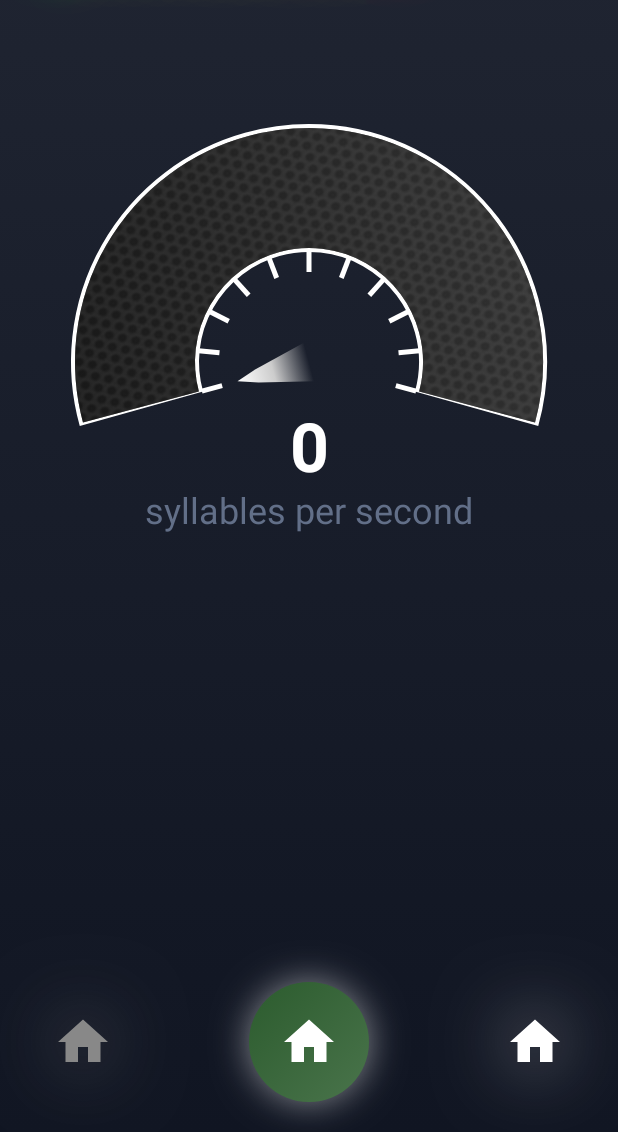
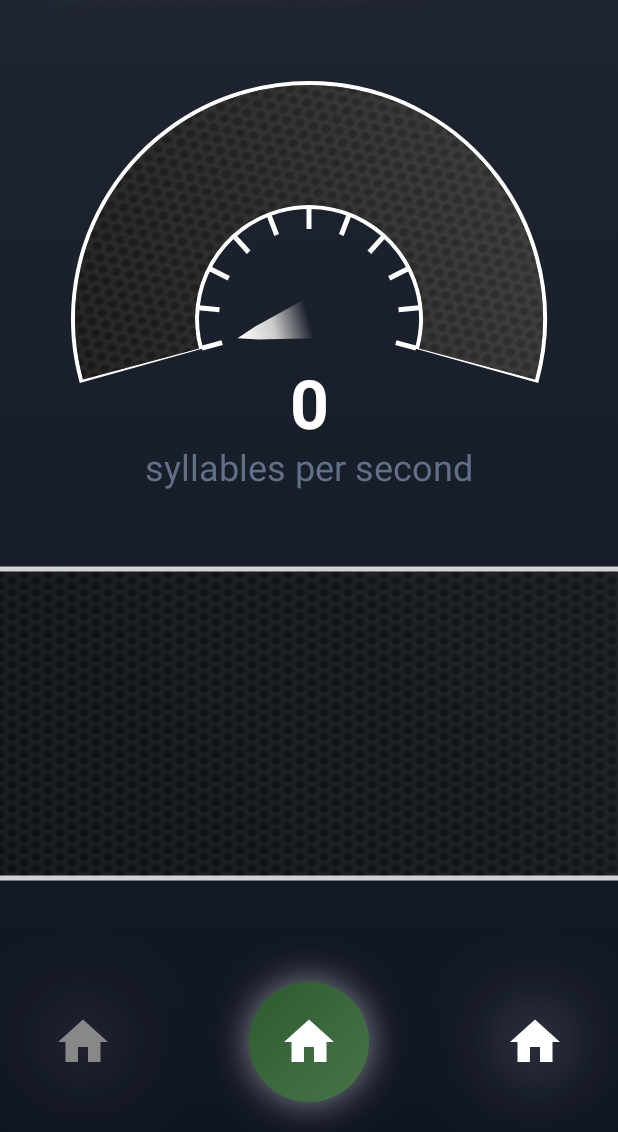
Before and after one commit to v-perfilev/TempoTalk, an Android app built with Jetpack Compose: the screen it shows after launch (MainActivity), on a phone screen of 412 x 824 dp, the part 104-1236 px from its top. Run offline under Robolectric (Android 15) with nearby library versions, the phone set to English and light mode, and no system bars; our stand-ins replace Dagger/Hilt's generated code, livedata-compose.

Commit message:
feat: introduce background visuals for indicators

```diff
--- a/app/build.gradle.kts
+++ b/app/build.gradle.kts
@@ -53,9 +53,11 @@ android {
 
 dependencies {
     implementation(libs.hilt.android)
+    implementation(libs.hilt.navigation.compose)
     kapt(libs.hilt.compiler)
 
     implementation(libs.pytorch.android)
+    implementation(libs.runtime.livedata)
 
     implementation(libs.androidx.core.ktx)
     implementation(libs.androidx.appcompat)
--- a/app/src/main/java/com/persoff68/speechratemonitor/Config.kt
+++ b/app/src/main/java/com/persoff68/speechratemonitor/Config.kt
@@ -17,7 +17,7 @@ object Config {
     const val NOISE_THRESHOLD = 0.05f
 
     const val MIN_GAUGE_VALUE = 0
-    const val MAX_GAUGE_VALUE = 5
+    const val MAX_GAUGE_VALUE = 8
 
     const val BUFFER_VIEW_LENGTH = 100
     const val SPECTROGRAM_VIEW_LENGTH = 60
--- a/app/src/main/java/com/persoff68/speechratemonitor/ui/main/MainScreen.kt
+++ b/app/src/main/java/com/persoff68/speechratemonitor/ui/main/MainScreen.kt
@@ -5,6 +5,7 @@ import androidx.compose.foundation.layout.Arrangement
 import androidx.compose.foundation.layout.Box
 import androidx.compose.foundation.layout.Column
 import androidx.compose.foundation.layout.Row
+import androidx.compose.foundation.layout.aspectRatio
 import androidx.compose.foundation.layout.fillMaxSize
 import androidx.compose.foundation.layout.fillMaxWidth
 import androidx.compose.material.icons.Icons
@@ -13,16 +14,19 @@ import androidx.compose.material.icons.filled.Home
 import androidx.compose.runtime.Composable
 import androidx.compose.runtime.collectAsState
 import androidx.compose.runtime.getValue
+import androidx.compose.runtime.livedata.observeAsState
 import androidx.compose.ui.Alignment
 import androidx.compose.ui.Modifier
 import androidx.compose.ui.graphics.Color
 import androidx.compose.ui.unit.dp
+import androidx.hilt.navigation.compose.hiltViewModel
 import com.persoff68.speechratemonitor.Config
 import com.persoff68.speechratemonitor.audio.AudioModule
 import com.persoff68.speechratemonitor.audio.manager.PermissionManager
 import com.persoff68.speechratemonitor.audio.state.AudioState
 import com.persoff68.speechratemonitor.ui.shared.gauge.Gauge
 import com.persoff68.speechratemonitor.ui.shared.iconbutton.IconButton
+import com.persoff68.speechratemonitor.ui.shared.indicatorbackground.IndicatorBackground
 import com.persoff68.speechratemonitor.ui.shared.label.Label
 import com.persoff68.speechratemonitor.ui.shared.roundbutton.RoundButton
 import com.persoff68.speechratemonitor.ui.shared.spectrogram.Spectrogram
@@ -34,8 +38,10 @@ fun MainScreen(
     modifier: Modifier = Modifier,
     audioState: AudioState,
     audioModule: AudioModule,
-    permissionManager: PermissionManager
+    permissionManager: PermissionManager,
+    viewModel: MainViewModel = hiltViewModel()
 ) {
+    val showWaveform by viewModel.showWaveform.observeAsState()
     val isRecording by audioState.isRecordingState.collectAsState(initial = false)
     val tempo by audioState.tempoState.collectAsState(initial = Config.DEFAULT_TEMPO)
     val buffer by audioState.bufferState.collectAsState(initial = Config.DEFAULT_BUFFER)
@@ -48,16 +54,25 @@ fun MainScreen(
         horizontalAlignment = Alignment.CenterHorizontally,
         verticalArrangement = Arrangement.SpaceBetween,
     ) {
+
         Label()
         Gauge(
             value = tempo,
             minValue = Config.MIN_GAUGE_VALUE,
             maxValue = Config.MAX_GAUGE_VALUE,
         )
-        Box(Modifier)
-        Waveform(buffer)
-        if (false) {
-            Spectrogram(spectrogram, isRecording)
+
+        Box(
+            Modifier
+                .fillMaxWidth()
+                .aspectRatio(2f)
+        ) {
+            IndicatorBackground()
+            if (showWaveform != false) {
+                Waveform(audioData = buffer)
+            } else {
+                Spectrogram(spectrogramData = spectrogram, isRecording = isRecording)
+            }
         }
 
         Row(
@@ -71,7 +86,7 @@ fun MainScreen(
                 size = 40.dp,
                 primaryColor = Color.Gray,
                 pressedColor = Color.White,
-                onClick = { }
+                onClick = { viewModel.toggleIndicator() }
             )
 
             RoundButton(
--- /dev/null
+++ b/app/src/main/java/com/persoff68/speechratemonitor/ui/main/MainViewModel.kt
@@ -0,0 +1,18 @@
+package com.persoff68.speechratemonitor.ui.main
+
+import androidx.lifecycle.SavedStateHandle
+import androidx.lifecycle.ViewModel
+import dagger.hilt.android.lifecycle.HiltViewModel
+import javax.inject.Inject
+
+@HiltViewModel
+class MainViewModel @Inject constructor(
+    savedStateHandle: SavedStateHandle
+) : ViewModel() {
+    private val _showWaveform = savedStateHandle.getLiveData("showWaveform", true)
+    val showWaveform = _showWaveform
+
+    fun toggleIndicator() {
+        _showWaveform.value = !(_showWaveform.value ?: true)
+    }
+}
--- a/app/src/main/java/com/persoff68/speechratemonitor/ui/shared/gauge/Gauge.kt
+++ b/app/src/main/java/com/persoff68/speechratemonitor/ui/shared/gauge/Gauge.kt
@@ -45,13 +45,19 @@ import com.persoff68.speechratemonitor.ui.theme.SpeechRateMonitorAppTheme
 fun GaugePreview() {
     SpeechRateMonitorAppTheme {
         Surface {
-            Gauge(10, 0, 20)
+            Gauge(value = 17, minValue = 0, maxValue = 20)
         }
     }
 }
 
 @Composable
-fun Gauge(value: Int, minValue: Int, maxValue: Int, onClick: () -> Unit = {}) {
+fun Gauge(
+    modifier: Modifier = Modifier,
+    value: Int,
+    minValue: Int,
+    maxValue: Int,
+    onClick: () -> Unit = {}
+) {
     val normalizedValue = (value.toFloat() - minValue) / (maxValue - minValue)
 
     val interpolatedValue by animateFloatAsState(
@@ -63,12 +69,11 @@ fun Gauge(value: Int, minValue: Int, maxValue: Int, onClick: () -> Unit = {}) {
     val animationState = createGaugeAnimationState()
 
     Box(
-        contentAlignment = Alignment.TopCenter,
-        modifier = Modifier
+        modifier = modifier
             .fillMaxWidth()
             .scale(animationState.scale)
-            .aspectRatio(1.3f)
-            .offset(y = 50.dp)
+            .aspectRatio(1.5f)
+            .offset(y = 20.dp),
     ) {
         Box(
             contentAlignment = Alignment.TopCenter,
@@ -115,7 +120,7 @@ private fun GaugeIndicator(
     animationState: GaugeAnimationState,
     onClick: () -> Unit
 ) {
-    val arcBackgroundBitmap = ImageBitmap.imageResource(id = R.drawable.gauge_arc_texture)
+    val backgroundBitmap = ImageBitmap.imageResource(id = R.drawable.display_texture)
 
     Canvas(
         modifier = Modifier
@@ -127,7 +132,7 @@ private fun GaugeIndicator(
                 )
             }
     ) {
-        val settings = GaugeSettings(size, arcBackgroundBitmap)
+        val settings = GaugeSettings(size, backgroundBitmap)
         val startAngle = 90f + (360f - settings.arcAngle) / 2
 
         rotate(startAngle) {
--- /dev/null
+++ b/app/src/main/java/com/persoff68/speechratemonitor/ui/shared/indicatorbackground/IndicatorBackground.kt
@@ -0,0 +1,88 @@
+package com.persoff68.speechratemonitor.ui.shared.indicatorbackground
+
+import android.graphics.BitmapShader
+import android.graphics.Matrix
+import android.graphics.Shader
+import androidx.compose.foundation.Canvas
+import androidx.compose.foundation.layout.Box
+import androidx.compose.foundation.layout.fillMaxSize
+import androidx.compose.foundation.layout.fillMaxWidth
+import androidx.compose.material3.Surface
+import androidx.compose.runtime.Composable
+import androidx.compose.ui.Modifier
+import androidx.compose.ui.geometry.Offset
+import androidx.compose.ui.geometry.Size
+import androidx.compose.ui.graphics.Brush
+import androidx.compose.ui.graphics.Color
+import androidx.compose.ui.graphics.ImageBitmap
+import androidx.compose.ui.graphics.ShaderBrush
+import androidx.compose.ui.graphics.StrokeCap
+import androidx.compose.ui.graphics.asAndroidBitmap
+import androidx.compose.ui.graphics.drawscope.DrawScope
+import androidx.compose.ui.graphics.drawscope.Stroke
+import androidx.compose.ui.res.imageResource
+import androidx.compose.ui.tooling.preview.Devices
+import androidx.compose.ui.tooling.preview.Preview
+import com.persoff68.speechratemonitor.R
+import com.persoff68.speechratemonitor.ui.theme.SpeechRateMonitorAppTheme
+
+@Preview(showBackground = true, device = Devices.PIXEL, apiLevel = 34)
+@Composable
+fun IndicatorBackgroundPreview() {
+    SpeechRateMonitorAppTheme {
+        Surface {
+            IndicatorBackground()
+        }
+    }
+}
+
+@Composable
+fun IndicatorBackground(modifier: Modifier = Modifier) {
+    val backgroundBitmap = ImageBitmap.imageResource(id = R.drawable.display_texture)
+
+    Box(modifier = modifier.fillMaxWidth()) {
+        Canvas(
+            modifier = Modifier.fillMaxSize()
+        ) {
+            drawBackground(backgroundBitmap)
+        }
+    }
+}
+
+private fun DrawScope.drawBackground(arcBackgroundBitmap: ImageBitmap) {
+
+    val arcTextureBrush = ShaderBrush(
+        BitmapShader(
+            arcBackgroundBitmap.asAndroidBitmap(),
+            Shader.TileMode.REPEAT,
+            Shader.TileMode.REPEAT
+        ).apply { setLocalMatrix(Matrix().apply { setScale(0.8f, 0.8f) }) }
+    )
+
+    val arcBackgroundBrush: Brush = Brush.linearGradient(
+        colors = listOf(Color(0xFF606060), Color(0xFF303030)),
+        start = Offset(Float.POSITIVE_INFINITY, 0f),
+        end = Offset(0f, 0f)
+    )
+
+    drawRect(
+        brush = arcTextureBrush,
+        topLeft = Offset(0f, 0f),
+        size = size,
+        alpha = 0.5f
+    )
+    drawRect(
+        brush = arcBackgroundBrush,
+        topLeft = Offset(0f, 0f),
+        size = size,
+        alpha = 0.1f
+    )
+
+    drawRect(
+        color = Color.White,
+        topLeft = Offset(-10f, 0f),
+        size = Size(size.width + 20f, size.height),
+        style = Stroke(width = 5f, cap = StrokeCap.Butt),
+        alpha = 0.8f
+    )
+}
--- a/app/src/main/java/com/persoff68/speechratemonitor/ui/shared/label/Label.kt
+++ b/app/src/main/java/com/persoff68/speechratemonitor/ui/shared/label/Label.kt
@@ -23,7 +23,7 @@ import androidx.compose.ui.unit.dp
 import androidx.compose.ui.unit.sp
 
 @Composable
-fun Label() {
+fun Label(modifier: Modifier = Modifier) {
     val scale = remember { Animatable(0f) }
 
     LaunchedEffect(Unit) {
@@ -34,7 +34,7 @@ fun Label() {
     }
 
     Box(
-        modifier = Modifier
+        modifier = modifier
             .fillMaxWidth()
             .padding(20.dp)
     ) {
--- a/app/src/main/java/com/persoff68/speechratemonitor/ui/shared/spectrogram/Spectrogram.kt
+++ b/app/src/main/java/com/persoff68/speechratemonitor/ui/shared/spectrogram/Spectrogram.kt
@@ -1,9 +1,7 @@
 package com.persoff68.speechratemonitor.ui.shared.spectrogram
 
 import androidx.compose.foundation.Canvas
-import androidx.compose.foundation.background
 import androidx.compose.foundation.layout.Box
-import androidx.compose.foundation.layout.aspectRatio
 import androidx.compose.foundation.layout.fillMaxSize
 import androidx.compose.foundation.layout.fillMaxWidth
 import androidx.compose.material3.Surface
@@ -17,7 +15,6 @@ import androidx.compose.runtime.setValue
 import androidx.compose.ui.Modifier
 import androidx.compose.ui.geometry.Offset
 import androidx.compose.ui.geometry.Size
-import androidx.compose.ui.graphics.Brush
 import androidx.compose.ui.graphics.Color
 import androidx.compose.ui.graphics.drawscope.DrawScope
 import androidx.compose.ui.tooling.preview.Devices
@@ -44,28 +41,14 @@ fun SpectrogramPreview() {
 
 @Composable
 fun Spectrogram(
+    modifier: Modifier = Modifier,
     spectrogramData: Array<FloatArray>,
     isRecording: Boolean
 ) {
     val animatedSpectrogramData = remember { mutableStateListOf(*Config.DEFAULT_SPECTROGRAM) }
     LaunchSpectrogramAnimation(spectrogramData, animatedSpectrogramData, isRecording)
 
-    Box(
-        modifier = Modifier
-            .fillMaxWidth()
-            .aspectRatio(2f)
-            .background(
-                Brush.verticalGradient(
-                    colorStops = arrayOf(
-                        0f to Color.Transparent,
-                        0.05f to Color(0x15000000),
-                        0.5f to Color(0x20000000),
-                        0.95f to Color(0x15000000),
-                        1f to Color.Transparent,
-                    )
-                )
-            )
-    ) {
+    Box(modifier = modifier.fillMaxWidth()) {
         SpectrogramIndicator(animatedSpectrogramData.toTypedArray())
     }
 }
--- a/app/src/main/java/com/persoff68/speechratemonitor/ui/shared/waveform/Waveform.kt
+++ b/app/src/main/java/com/persoff68/speechratemonitor/ui/shared/waveform/Waveform.kt
@@ -5,7 +5,6 @@ import androidx.compose.animation.core.AnimationVector1D
 import androidx.compose.animation.core.tween
 import androidx.compose.foundation.Canvas
 import androidx.compose.foundation.layout.Box
-import androidx.compose.foundation.layout.aspectRatio
 import androidx.compose.foundation.layout.fillMaxSize
 import androidx.compose.foundation.layout.fillMaxWidth
 import androidx.compose.material3.Surface
@@ -27,23 +26,19 @@ import kotlin.random.Random
 fun WaveformPreview() {
     SpeechRateMonitorAppTheme {
         Surface {
-            Waveform(FloatArray(128) { Random.nextFloat() * 2f - 1f })
+            Waveform(audioData = FloatArray(128) { Random.nextFloat() * 2f - 1f })
         }
     }
 }
 
 @Composable
-fun Waveform(audioData: FloatArray) {
+fun Waveform(modifier: Modifier = Modifier, audioData: FloatArray) {
 
     val animatedAudioData = remember { audioData.map { Animatable(it) } }
     AnimateAudioData(audioData, animatedAudioData)
     val interpolatedAudioData = animatedAudioData.map { it.value }.toFloatArray()
 
-    Box(
-        modifier = Modifier
-            .fillMaxWidth()
-            .aspectRatio(2f)
-    ) {
+    Box(modifier = modifier.fillMaxWidth()) {
         WaveformIndicator(interpolatedAudioData)
     }
 }
--- a/gradle/libs.versions.toml
+++ b/gradle/libs.versions.toml
@@ -1,6 +1,7 @@
 [versions]
 agp = "8.6.0"
 hiltAndroid = "2.51.1"
+hiltNavigationCompose = "1.2.0"
 kotlin = "1.9.0"
 coreKtx = "1.13.1"
 junit = "4.13.2"
@@ -14,12 +15,16 @@ composeBom = "2024.04.01"
 navigationCompose = "2.8.3"
 hilt = "2.51.1"
 pytorch_android = "1.10.0"
+runtimeLivedata = "x.y.z"
 
 
 [libraries]
 androidx-core-ktx = { group = "androidx.core", name = "core-ktx", version.ref = "coreKtx" }
+androidx-hilt-navigation-compose = { module = "androidx.hilt:hilt-navigation-compose" }
+androidx-runtime-livedata = { module = "androidx.compose.runtime:runtime-livedata", version.ref = "runtimeLivedata" }
 hilt-android = { module = "com.google.dagger:hilt-android", version.ref = "hiltAndroid" }
 hilt-compiler = { module = "com.google.dagger:hilt-compiler", version.ref = "hiltAndroid" }
+hilt-navigation-compose = { module = "androidx.hilt:hilt-navigation-compose", version.ref = "hiltNavigationCompose" }
 junit = { group = "junit", name = "junit", version.ref = "junit" }
 androidx-junit = { group = "androidx.test.ext", name = "junit", version.ref = "junitVersion" }
 androidx-espresso-core = { group = "androidx.test.espresso", name = "espresso-core", version.ref = "espressoCore" }
@@ -37,6 +42,7 @@ androidx-ui-test-junit4 = { group = "androidx.compose.ui", name = "ui-test-junit
 androidx-material3 = { group = "androidx.compose.material3", name = "material3" }
 androidx-navigation-compose = { group = "androidx.navigation", name = "navigation-compose", version.ref = "navigationCompose" }
 pytorch_android = { module = "org.pytorch:pytorch_android", version.ref = "pytorch_android" }
+runtime-livedata = { module = "androidx.compose.runtime:runtime-livedata" }
 
 [plugins]
 android-application = { id = "com.android.application", version.ref = "agp" }
```
Also changed, not shown: app/src/main/res/drawable/display_texture.png (renamed from app/src/main/res/drawable/gauge_arc_texture.png).
